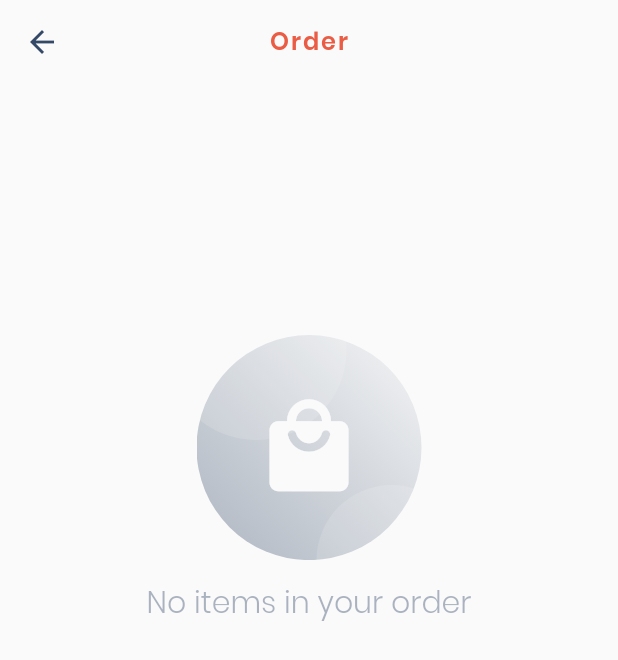
After one commit to KareemEltemsah/tarabeza_mobile_application, a Flutter app: the OrderWidget screen opened by its route, on a phone screen of 412 x 824 dp. The commit adds this screen. Shown: the top 660 px of the screen. Run offline on Flutter 3.47's test engine with Material 2 defaults, Android fonts, the phone set to English and light mode, and no system bars; our stand-ins replace cached_network_image, firebase_core, firebase_messaging, flutter_form_builder, flutter_html, flutter_svg and 4 more; missing offline and left inert: global_configuration; accounts and stored records are empty.

Commit message:
order checkout page 75%

```diff
--- a/lib/l10n/intl_en.arb
+++ b/lib/l10n/intl_en.arb
@@ -265,5 +265,6 @@
   "gender": "Gender",
   "DOB": "DOB",
   "search_by_name": "search by name",
-  "add_to_order": "Add to Order"
+  "add_to_order": "Add to Order",
+  "no_items_in_your_order": "No items in your order"
 }
--- a/lib/route_generator.dart
+++ b/lib/route_generator.dart
@@ -2,25 +2,31 @@ import 'package:flutter/material.dart';
 
 import 'src/models/route_argument.dart';
 
-// import 'src/pages/cart.dart';
+import 'src/pages/order.dart';
+
 // import 'src/pages/category.dart';
 // import 'src/pages/chat.dart';
 // import 'src/pages/checkout.dart';
 // import 'src/pages/debug.dart';
 // import 'src/pages/delivery_pickup.dart';
 import 'src/pages/details.dart';
+
 // import 'src/pages/favorites.dart';
 // import 'src/pages/item.dart';
 import 'src/pages/forget_password.dart';
+
 // import 'src/pages/help.dart';
 // import 'src/pages/languages.dart';
 import 'src/pages/login.dart';
+
 // import 'src/pages/menu_list.dart';
 // import 'src/pages/order_success.dart';
 import 'src/pages/pages.dart';
+
 // import 'src/pages/payment_methods.dart';
 // import 'src/pages/paypal_payment.dart';
 import 'src/pages/profile.dart';
+
 // import 'src/pages/razorpay_payment.dart';
 // import 'src/pages/reviews.dart';
 // import 'src/pages/settings.dart';
@@ -56,15 +62,17 @@ class RouteGenerator {
       // case '/Chat':
       //   return MaterialPageRoute(builder: (_) => ChatWidget(routeArgument: args as RouteArgument));
       case '/Details':
-        return MaterialPageRoute(builder: (_) => DetailsWidget(currentTab: args));
+        return MaterialPageRoute(
+            builder: (_) => DetailsWidget(currentTab: args));
       // case '/Menu':
       //   return MaterialPageRoute(builder: (_) => MenuWidget(routeArgument: args as RouteArgument));
       // case '/Item':
       //   return MaterialPageRoute(builder: (_) => ItemWidget(routeArgument: args as RouteArgument));
       // case '/Category':
       //   return MaterialPageRoute(builder: (_) => CategoryWidget(routeArgument: args as RouteArgument));
-      // case '/Cart':
-      //   return MaterialPageRoute(builder: (_) => CartWidget(routeArgument: args as RouteArgument));
+      case '/Order':
+        return MaterialPageRoute(
+            builder: (_) => OrderWidget(routeArgument: args as RouteArgument));
       // case '/Tracking':
       //   return MaterialPageRoute(builder: (_) => TrackingWidget(routeArgument: args as RouteArgument));
       // case '/Reviews':
--- a/lib/src/controllers/restaurant_controller.dart
+++ b/lib/src/controllers/restaurant_controller.dart
@@ -61,7 +61,7 @@ class RestaurantController extends ControllerMVC {
       "category_name": "Beverages"
     }));
     items.add(Item.fromJSON({
-      "id": "1",
+      "id": "2",
       "restaurant_id": "4795",
       "category_id": "2",
       "name": "test 2 b",
@@ -75,7 +75,7 @@ class RestaurantController extends ControllerMVC {
       "category_name": "Beverages"
     }));
     items.add(Item.fromJSON({
-      "id": "1",
+      "id": "3",
       "restaurant_id": "4795",
       "category_id": "3",
       "name": "test 3 c",
--- a/lib/src/elements/DrawerWidget.dart
+++ b/lib/src/elements/DrawerWidget.dart
@@ -107,7 +107,7 @@ class _DrawerWidgetState extends StateMVC<DrawerWidget> {
               Navigator.of(context).pushNamed('/Pages', arguments: 4);
             },
             leading: Icon(
-              Icons.fastfood,
+              Icons.local_mall_rounded,
               color: Theme.of(context).focusColor.withOpacity(1),
             ),
             title: Text(
--- /dev/null
+++ b/lib/src/elements/EmptyOrderWidget.dart
@@ -0,0 +1,121 @@
+import 'dart:async';
+
+import 'package:flutter/material.dart';
+
+import '../../generated/l10n.dart';
+import '../helpers/app_config.dart' as config;
+
+class EmptyOrderWidget extends StatefulWidget {
+  EmptyOrderWidget({
+    Key key,
+  }) : super(key: key);
+
+  @override
+  _EmptyOrderWidgetState createState() => _EmptyOrderWidgetState();
+}
+
+class _EmptyOrderWidgetState extends State<EmptyOrderWidget> {
+  // bool loading = true;
+
+  @override
+  void initState() {
+    /*Timer(Duration(seconds: 5), () {
+      if (mounted) {
+        setState(() {
+          loading = false;
+        });
+      }
+    });*/
+    super.initState();
+  }
+
+  @override
+  Widget build(BuildContext context) {
+    return Column(
+      children: <Widget>[
+        /*loading
+            ? SizedBox(
+                height: 3,
+                child: LinearProgressIndicator(
+                  backgroundColor: Theme.of(context).accentColor.withOpacity(0.2),
+                ),
+              )
+            : SizedBox(),*/
+        Container(
+          alignment: AlignmentDirectional.center,
+          padding: EdgeInsets.symmetric(horizontal: 30),
+          height: config.App(context).appHeight(70),
+          child: Column(
+            mainAxisAlignment: MainAxisAlignment.center,
+            mainAxisSize: MainAxisSize.min,
+            children: <Widget>[
+              Stack(
+                children: <Widget>[
+                  Container(
+                    width: 150,
+                    height: 150,
+                    decoration: BoxDecoration(
+                        shape: BoxShape.circle,
+                        gradient: LinearGradient(
+                            begin: Alignment.bottomLeft,
+                            end: Alignment.topRight,
+                            colors: [
+                              Theme.of(context).focusColor.withOpacity(0.7),
+                              Theme.of(context).focusColor.withOpacity(0.05),
+                            ])),
+                    child: Icon(
+                      Icons.local_mall_rounded,
+                      color: Theme.of(context).scaffoldBackgroundColor,
+                      size: 70,
+                    ),
+                  ),
+                  Positioned(
+                    right: -30,
+                    bottom: -50,
+                    child: Container(
+                      width: 100,
+                      height: 100,
+                      decoration: BoxDecoration(
+                        color: Theme.of(context)
+                            .scaffoldBackgroundColor
+                            .withOpacity(0.15),
+                        borderRadius: BorderRadius.circular(150),
+                      ),
+                    ),
+                  ),
+                  Positioned(
+                    left: -20,
+                    top: -50,
+                    child: Container(
+                      width: 120,
+                      height: 120,
+                      decoration: BoxDecoration(
+                        color: Theme.of(context)
+                            .scaffoldBackgroundColor
+                            .withOpacity(0.15),
+                        borderRadius: BorderRadius.circular(150),
+                      ),
+                    ),
+                  )
+                ],
+              ),
+              SizedBox(height: 15),
+              Opacity(
+                opacity: 0.4,
+                child: Text(
+                  S.of(context).no_items_in_your_order,
+                  textAlign: TextAlign.center,
+                  style: Theme.of(context)
+                      .textTheme
+                      .headline3
+                      .merge(TextStyle(fontWeight: FontWeight.w300)),
+                ),
+              ),
+              SizedBox(height: 50),
+            ],
+          ),
+        ),
+      ],
+    );
+  }
+}
--- a/lib/src/pages/menu_list.dart
+++ b/lib/src/pages/menu_list.dart
@@ -233,6 +233,7 @@ class _MenuWidgetState extends StateMVC<MenuWidget> {
                         child: ItemWidget(
                           heroTag: 'menu_list',
                           item: _con.selectedItems.elementAt(index),
+                          clickable: true,
                         ),
                       );
                     },
--- a/lib/src/pages/restaurant.dart
+++ b/lib/src/pages/restaurant.dart
@@ -358,11 +358,7 @@ class _RestaurantWidgetState extends StateMVC<RestaurantWidget> {
                       right: 20,
                       child: OrderFloatButtonWidget(
                           iconColor: Theme.of(context).primaryColor,
-                          labelColor: Theme.of(context).hintColor,
-                          routeArgument: RouteArgument(
-                              id: '0',
-                              param: _con.restaurant.id,
-                              heroTag: 'home_slide')),
+                          labelColor: Theme.of(context).hintColor),
                     ),
                   ],
                 ),
```
Also changed, not shown: lib/src/controllers/order_controller.dart (added, +74 -0 lines), lib/src/elements/ItemWidget.dart (+19 -9 lines), lib/src/elements/OrderButtonWidget.dart (+15 -13 lines), lib/src/elements/OrderFloatButtonWidget.dart (+12 -12 lines), lib/src/elements/OrderItemWidget.dart (added, +120 -0 lines), lib/src/models/order.dart (+11 -1 lines), lib/src/models/order_item.dart (+11 -3 lines), lib/src/pages/order.dart (added, +216 -0 lines), lib/src/repository/order_repository.dart (+26 -4 lines), lib/generated/intl/messages_en.dart, lib/generated/l10n.dart.
